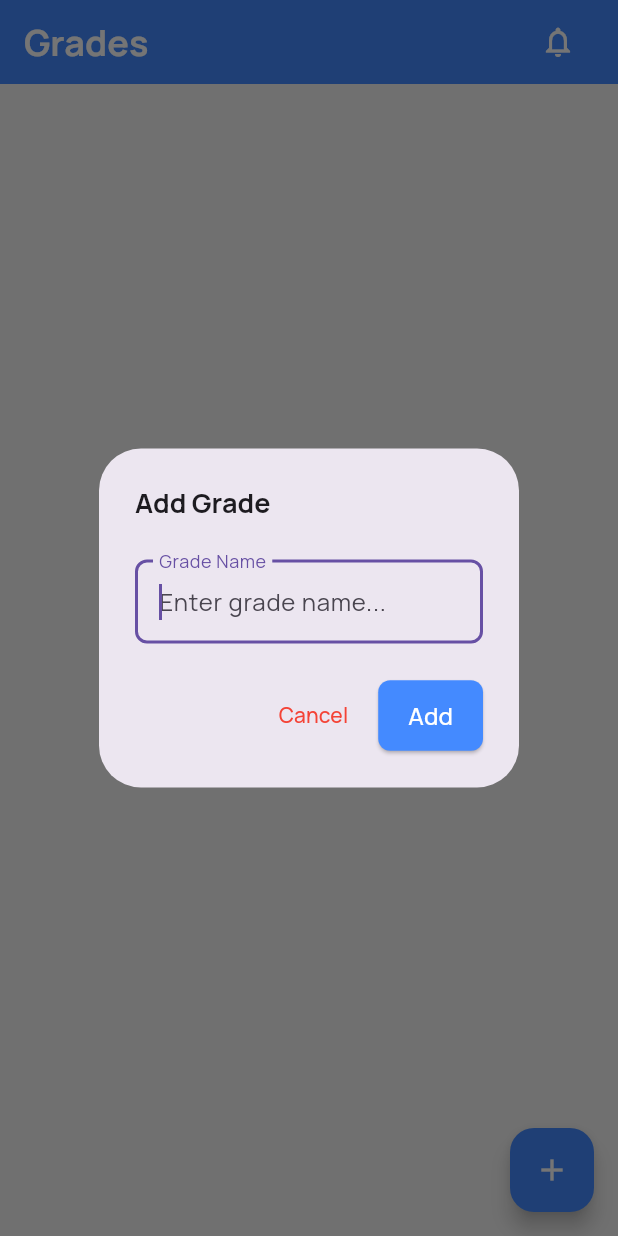
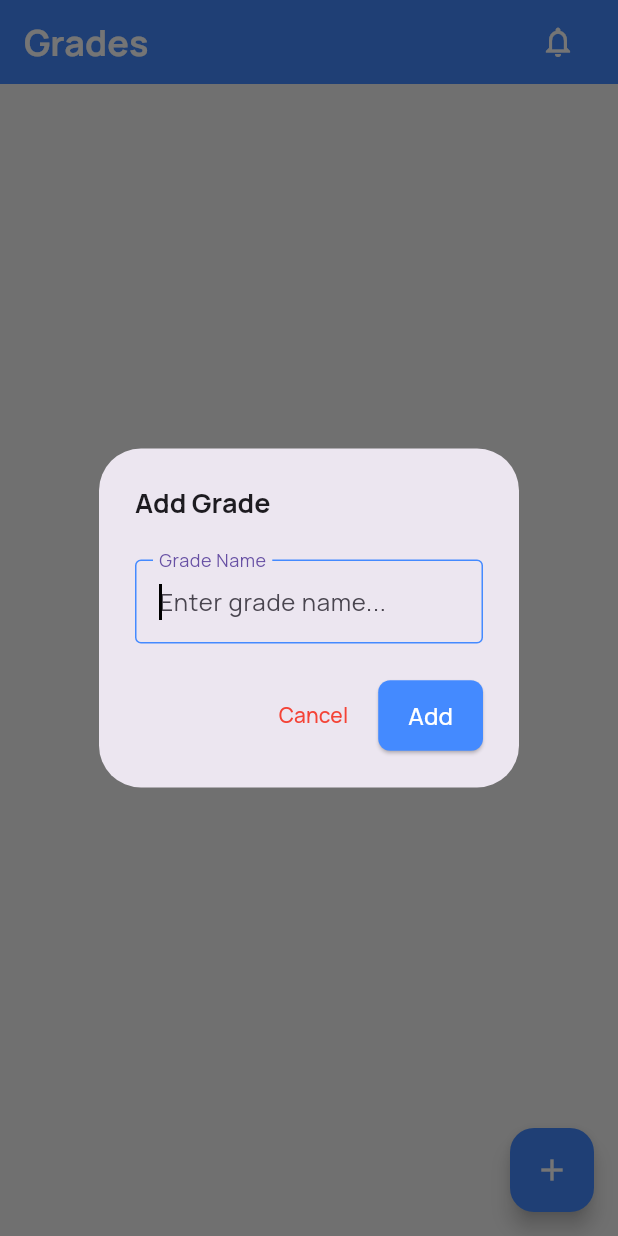
Before and after one commit to azzanslebew/firebase_project, a Flutter app: the GradePage screen opened directly, after a tap on the "add" icon, on a phone screen of 412 x 824 dp. Run offline on Flutter 3.47's test engine with Material 3 defaults, Android fonts, the phone set to English and light mode, and no system bars; our stand-ins replace awesome_notifications, cloud_firestore, firebase_auth, firebase_core, firebase_messaging, get and 3 more; accounts and stored records are empty.

```diff
--- a/lib/bindings/auth_binding.dart
+++ b/lib/bindings/auth_binding.dart
@@ -5,7 +5,7 @@ import 'package:get/get.dart';
 class AuthBinding extends Bindings {
   @override
   void dependencies() {
+    Get.put(AuthService());
     Get.put(AuthController());
-    Get.put(AuthService());
   }
 }
--- /dev/null
+++ b/lib/bindings/notification_binding.dart
@@ -0,0 +1,9 @@
+import 'package:flutter_firebase_project/services/notification_service.dart';
+import 'package:get/get.dart';
+
+class NotificationBinding extends Bindings {
+  @override
+  void dependencies() {
+    Get.put(NotificationService());
+  }
+}
--- a/lib/controllers/auth_controller.dart
+++ b/lib/controllers/auth_controller.dart
@@ -8,8 +8,8 @@ import 'package:shared_preferences/shared_preferences.dart';
 import '../services/auth_service.dart';
 
 class AuthController extends GetxController {
-  final AuthService authService = Get.put(AuthService());
-  final NotificationService notification = Get.put(NotificationService());
+  AuthService authService = Get.find();
+  NotificationService notification = Get.put(NotificationService());
 
   final Rx<User?> user = Rx<User?>(null);
   final isLoading = false.obs;
--- a/lib/dialogs/grade_dialog.dart
+++ b/lib/dialogs/grade_dialog.dart
@@ -79,6 +79,7 @@ class GradeDialog {
             const SizedBox(height: 10),
             Obx(
               () => TextField(
+                cursorColor: Colors.black,
                 controller: controller,
                 autofocus: true,
                 style: GoogleFonts.manrope(),
@@ -87,8 +88,8 @@ class GradeDialog {
                   labelStyle: GoogleFonts.manrope(),
                   errorText:
                       errorText.value.isNotEmpty ? errorText.value : null,
-                  border: OutlineInputBorder(
-                    borderRadius: BorderRadius.circular(8),
+                  focusedBorder: const OutlineInputBorder(
+                    borderSide: BorderSide(color: Colors.blueAccent),
                   ),
                   hintText: 'Enter grade name...',
                 ),
--- a/lib/routes/route.dart
+++ b/lib/routes/route.dart
@@ -1,5 +1,7 @@
 import 'package:flutter_firebase_project/bindings/auth_binding.dart';
 import 'package:flutter_firebase_project/bindings/bottom_nav_binding.dart';
+import 'package:flutter_firebase_project/bindings/firestore_binding.dart';
+import 'package:flutter_firebase_project/bindings/notification_binding.dart';
 import 'package:flutter_firebase_project/screens/main_page.dart';
 import 'package:get/get.dart';
 
@@ -13,15 +15,20 @@ class MyAppRoute {
 class AppPages {
   static final pages = [
     GetPage(
-        name: MyAppRoute.login,
-        page: () => const LoginPage(),
-        binding: AuthBinding()),
+      name: MyAppRoute.login,
+      page: () => LoginPage(),
+      bindings: [
+        AuthBinding(),
+        NotificationBinding(),
+      ],
+    ),
     GetPage(
       name: MyAppRoute.main,
       page: () => const MainPage(),
       bindings: [
         BottomNavBinding(),
         AuthBinding(),
+        FirestoreBinding(),
       ],
     ),
   ];
--- a/lib/screens/pages/grade_page.dart
+++ b/lib/screens/pages/grade_page.dart
@@ -7,7 +7,7 @@ import '../../dialogs/grade_dialog.dart';
 import '../../models/grade.dart';
 
 class GradePage extends StatelessWidget {
-  final GradeController controller = Get.put(GradeController());
+  final GradeController controller = Get.find();
 
   GradePage({super.key});
 
--- a/lib/screens/pages/profile_page.dart
+++ b/lib/screens/pages/profile_page.dart
@@ -11,7 +11,7 @@ class ProfilePage extends StatelessWidget {
 
   @override
   Widget build(BuildContext context) {
-    final AuthController authController = Get.find();
+    AuthController authController = Get.find();
 
     return Scaffold(
       backgroundColor: const Color(0xffF5F5F5),
--- a/lib/screens/pages/student_page.dart
+++ b/lib/screens/pages/student_page.dart
@@ -7,7 +7,7 @@ import '../../controllers/student_controller.dart';
 import '../../dialogs/student_dialog.dart';
 
 class StudentPage extends StatelessWidget {
-  final StudentController controller = Get.put(StudentController());
+  final StudentController controller = Get.find();
 
   StudentPage({super.key});
 
```
Also changed, not shown: lib/bindings/firestore_binding.dart (added, +11 -0 lines), lib/screens/auth/login_page.dart (+20 -9 lines), pubspec.yaml (+6 -6 lines), lib/main.dart (line endings or trailing spaces), pubspec.lock, 3 other files.
